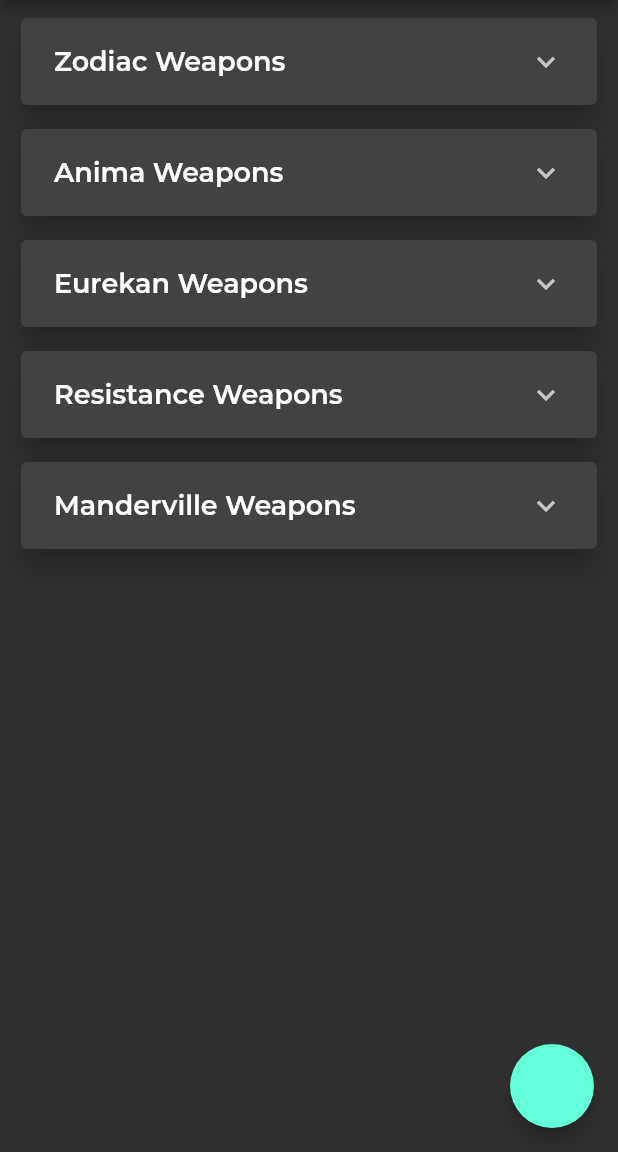
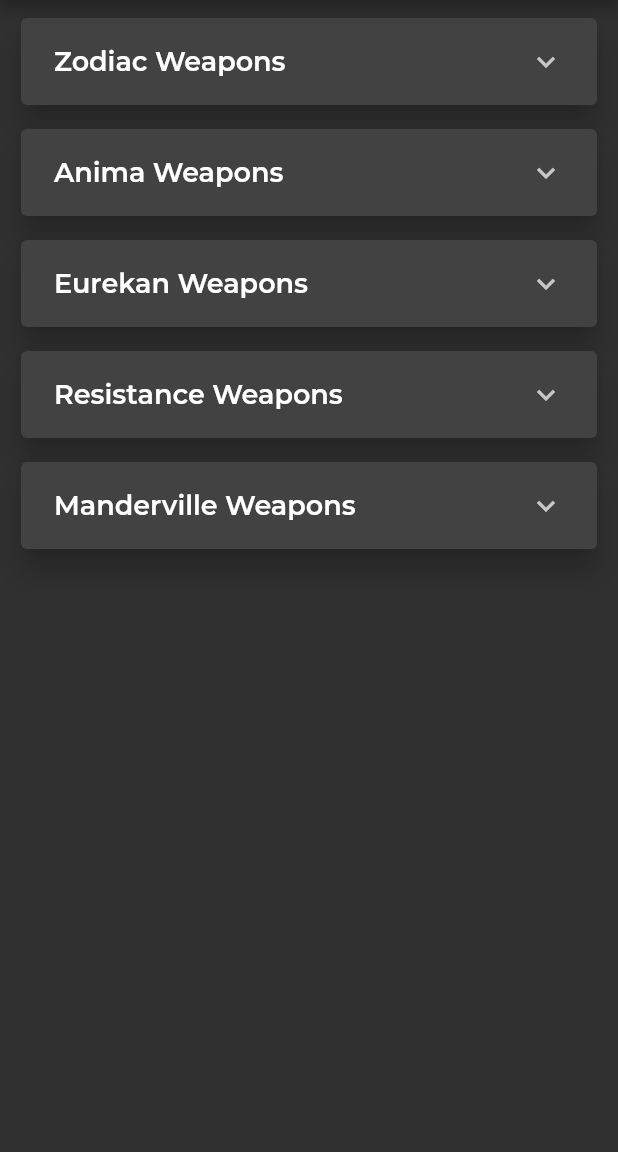
Before and after one commit to zhonghan96/ffxiv-relic-tracker, a Flutter app: the screen it shows after launch, on a phone screen of 412 x 824 dp, the part 84-1236 px from its top. Run offline on Flutter 3.47's test engine with Material 2 defaults, Android fonts, the light colour scheme and no system bars; missing offline and left inert: extended_text; project files that could hold a hidden picture were left out.

Commit message:
removed dev codes

```diff
--- a/lib/UI/manderville.dart
+++ b/lib/UI/manderville.dart
@@ -1,5 +1,4 @@
 import 'package:flutter/material.dart';
-import 'package:flutter/gestures.dart';
 import 'package:url_launcher/url_launcher.dart';
 import 'package:extended_text/extended_text.dart';
 
--- a/lib/UI/summary_page.dart
+++ b/lib/UI/summary_page.dart
@@ -1,7 +1,7 @@
-import 'package:ffxiv_relic_tracker/Utility/path_provider_helper.dart';
 import 'package:flutter/material.dart';
 
 import '/Utility/config.dart';
+import '/Utility/path_provider_helper.dart';
 import '/Utility/zodiac_helper.dart';
 import '/Utility/anima_helper.dart';
 import '/Utility/eurekan_helper.dart';
--- a/lib/Utility/path_provider_helper.dart
+++ b/lib/Utility/path_provider_helper.dart
@@ -168,16 +168,6 @@ class SavedData {
     return file;
   }
 
-  initAllData() async {
-    // TODO: Remove once app is ready, not needed outside of testing
-    final file = await initLocalStorage();
-    zodiacData = json.decode(await file.readAsString())['zodiac'];
-    animaData = json.decode(await file.readAsString())['anima'];
-    eurekanData = json.decode(await file.readAsString())['eurekan'];
-    resistanceData = json.decode(await file.readAsString())['resistance'];
-    mandervilleData = json.decode(await file.readAsString())['manderville'];
-  }
-
   initZodiacData() async {
     final file = await initLocalStorage();
     zodiacData = json.decode(await file.readAsString())['zodiac'];
--- a/lib/main.dart
+++ b/lib/main.dart
@@ -8,7 +8,7 @@ import 'UI/resistance.dart';
 import 'UI/manderville.dart';
 
 import 'Utility/config.dart';
-import 'Utility/path_provider_helper.dart';
+// import 'Utility/path_provider_helper.dart';
 
 void main() {
   runApp(const MyApp());
@@ -19,7 +19,8 @@ class MyApp extends StatelessWidget {
 
   @override
   Widget build(BuildContext context) {
-    SavedData().initAllData();
+    // Only needed during development & testing
+    // SavedData().initAllData();
 
     return MaterialApp(
       title: 'FFXIV Relic Weapon Tracker',
@@ -104,9 +105,10 @@ class HomePage extends StatelessWidget {
         ]),
       ),
       body: bodyDisplay(),
-      floatingActionButton: FloatingActionButton(onPressed: () async {
-        SavedData().updateBaseFile();
-      }),
+      // Button to update Local Save File with new Data Structure
+      // floatingActionButton: FloatingActionButton(onPressed: () async {
+      //   SavedData().updateBaseFile();
+      // }),
     );
   }
 }
```
Also changed, not shown: 1 other file.
